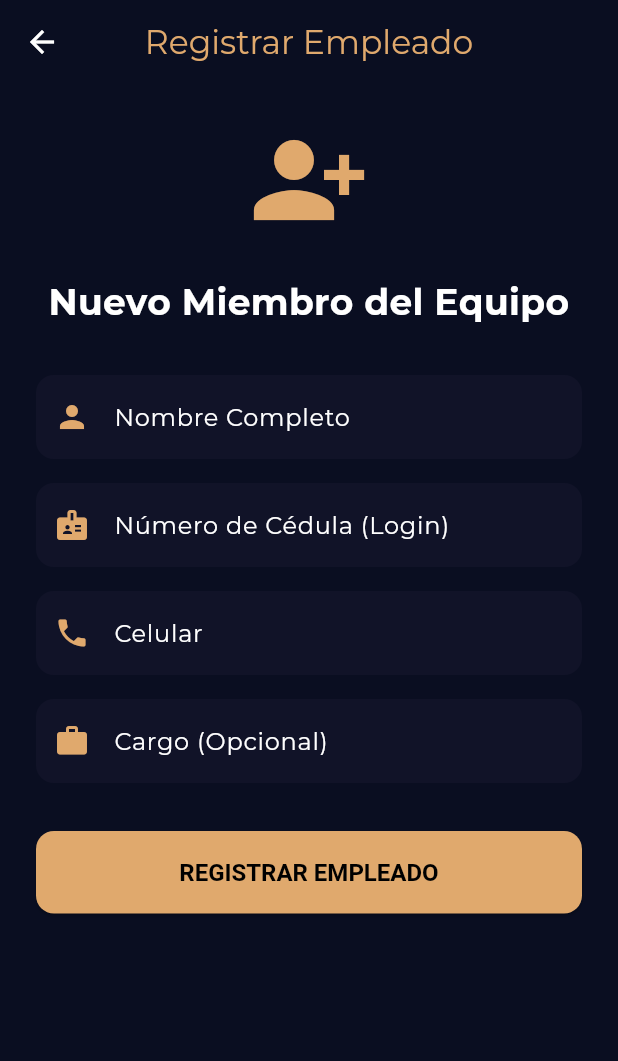
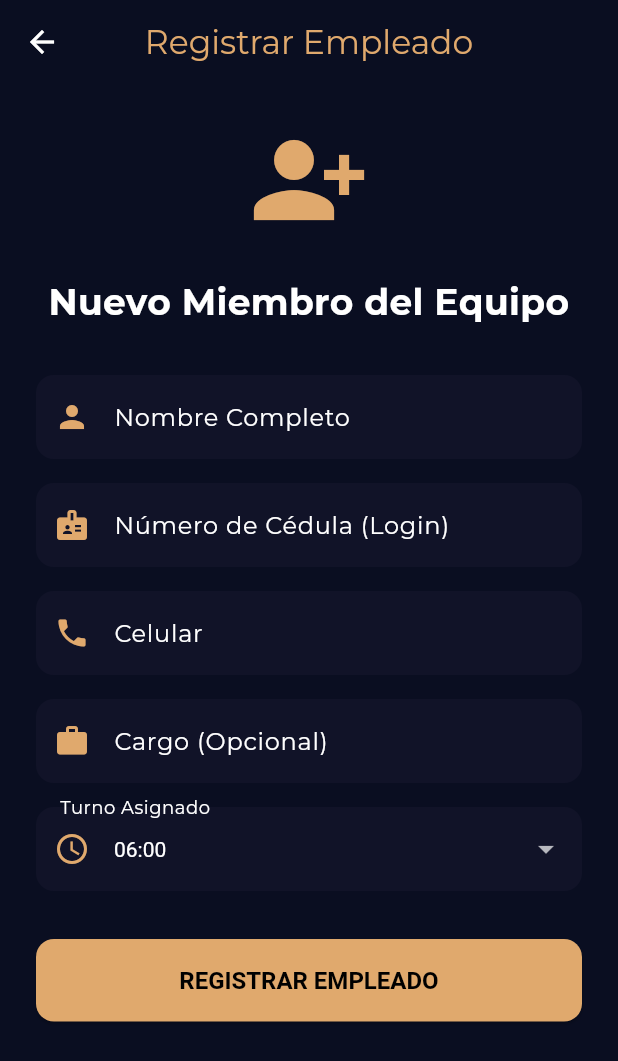
Before and after one commit to Adrw2019/asistencia-app, a Flutter app: the RegisterScreen screen opened directly, on a phone screen of 412 x 824 dp. Shown: the top 1061 px of the screen. Run offline on Flutter 3.47's test engine with Material 3 defaults, Android fonts, the phone set to English and light mode, and no system bars; our stand-ins replace firebase_core, firebase_messaging, flutter_local_notifications, google_fonts, qr_flutter, shared_preferences and 1 more; accounts and stored records are empty; network calls fail.

Commit message:
feat: manual shift assignment and 5 min grace period

```diff
--- a/app/lib/screens/register_screen.dart
+++ b/app/lib/screens/register_screen.dart
@@ -13,13 +13,15 @@ class _RegisterScreenState extends State<RegisterScreen> {
   final _nombre = TextEditingController();
   final _celular = TextEditingController();
   final _cargo = TextEditingController();
+  String _turno = '06:00';
+  final List<String> _turnosOpciones = ['06:00', '07:00', '14:00', '15:00'];
   bool loading = false;
 
   Future<void> _save() async {
     if (!_formKey.currentState!.validate()) return;
     setState(() => loading = true);
     try {
-      final r = await ApiService.registerEmployee(_cedula.text.trim(), _nombre.text.trim(), _celular.text.trim(), _cargo.text.trim());
+      final r = await ApiService.registerEmployee(_cedula.text.trim(), _nombre.text.trim(), _celular.text.trim(), _cargo.text.trim(), _turno);
       if (!mounted) return;
       setState(() => loading = false);
       ScaffoldMessenger.of(context).showSnackBar(SnackBar(content: Text(r['message'] ?? 'Proceso realizado')));
@@ -75,6 +77,24 @@ class _RegisterScreenState extends State<RegisterScreen> {
                 style: const TextStyle(color: Colors.white),
                 decoration: const InputDecoration(labelText: 'Cargo (Opcional)', prefixIcon: Icon(Icons.work, color: Color(0xFFE0A96D))),
               ),
+              const SizedBox(height: 16),
+              DropdownButtonFormField<String>(
+                value: _turno,
+                dropdownColor: const Color(0xFF1E2235),
+                style: const TextStyle(color: Colors.white),
+                decoration: const InputDecoration(labelText: 'Turno Asignado', prefixIcon: Icon(Icons.access_time, color: Color(0xFFE0A96D))),
+                items: _turnosOpciones.map((String value) {
+                  return DropdownMenuItem<String>(
+                    value: value,
+                    child: Text(value),
+                  );
+                }).toList(),
+                onChanged: (newValue) {
+                  if (newValue != null) {
+                    setState(() { _turno = newValue; });
+                  }
+                },
+              ),
               const SizedBox(height: 32),
               SizedBox(
                 height: 55,
--- a/app/lib/services/api_service.dart
+++ b/app/lib/services/api_service.dart
@@ -52,13 +52,26 @@ class ApiService {
     return {'success': true, 'message': 'Si el usuario existe, se han enviado instrucciones para recuperar la contraseña (Simulado)'};
   }
 
-  static Future<Map<String, dynamic>> registerEmployee(String cedula, String nombre, String celular, String cargo) async {
+  static Future<Map<String, dynamic>> registerEmployee(String cedula, String nombre, String celular, String cargo, [String turno = '06:00']) async {
     final response = await http.post(
       Uri.parse('$baseUrl/employees/register'),
       headers: await _headers(),
-      body: jsonEncode({'cedula': cedula, 'nombre': nombre, 'celular': celular, 'cargo': cargo}),
+      body: jsonEncode({'cedula': cedula, 'nombre': nombre, 'celular': celular, 'cargo': cargo, 'turno': turno}),
     );
     return _decode(response);
+  }
+
+  static Future<Map<String, dynamic>> updateEmployeeTurno(int id, String turno) async {
+    try {
+      final response = await http.put(
+        Uri.parse('$baseUrl/employees/$id/turno'),
+        headers: await _headers(),
+        body: jsonEncode({'turno': turno}),
+      );
+      return _decode(response);
+    } catch (e) {
+      return {'success': false, 'message': 'Error de conexión: $e'};
+    }
   }
 
   static Future<Map<String, dynamic>> getEmployees() async {
```
Also changed, not shown: app/lib/screens/home_screen.dart (+63 -4 lines), 4 other files.
